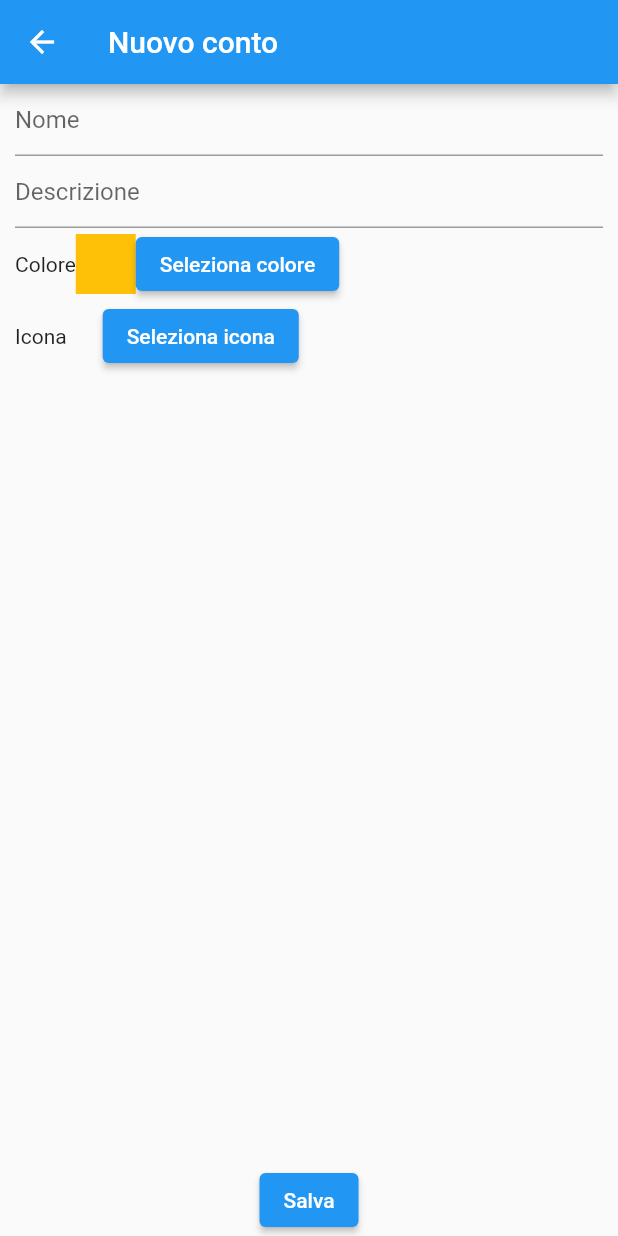
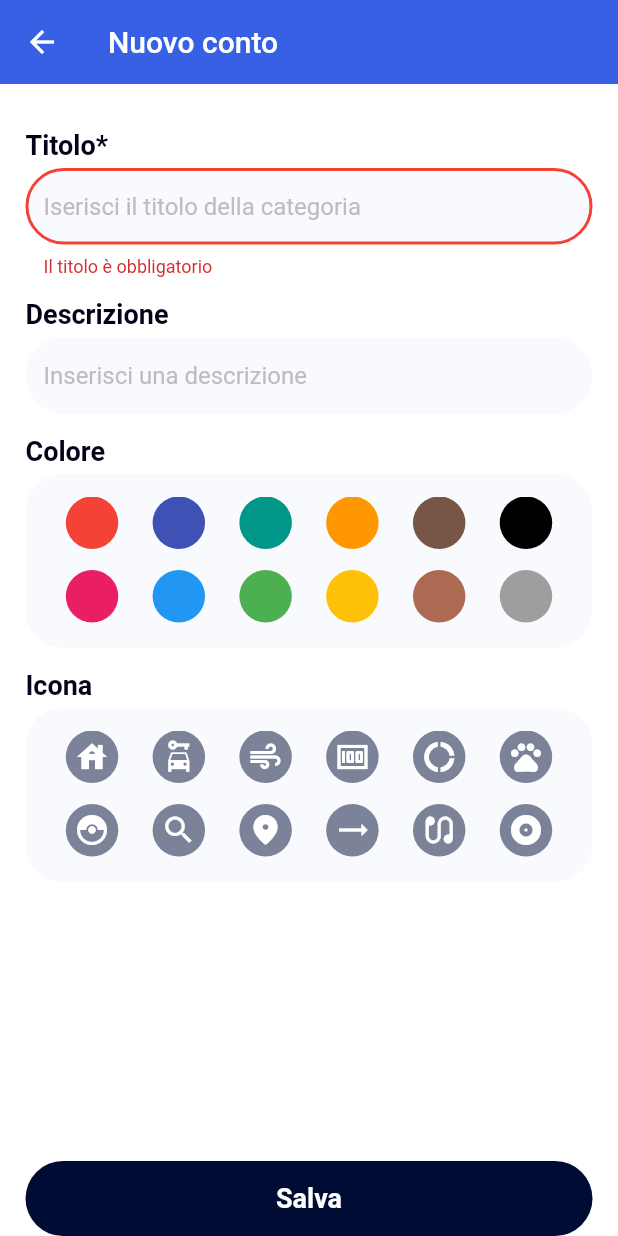
Before and after one commit to ernestodecrecchio/Moneye-Money-Manager, a Flutter app: the NewAccountPage screen opened by its route, after a tap on "Salva", on a phone screen of 412 x 824 dp. Run offline on Flutter 3.47's test engine with Material 2 defaults, Android fonts, the phone set to English and light mode, and no system bars; our stand-ins replace fl_chart, font_awesome_flutter, salomon_bottom_bar, sqflite; accounts and stored records are empty.

Commit message:
Stilized account page

```diff
--- a/expense_tracker/lib/Helper/Database/database_account_helper.dart
+++ b/expense_tracker/lib/Helper/Database/database_account_helper.dart
@@ -1,7 +1,6 @@
 import 'package:expense_tracker/Helper/Database/database_helper.dart';
 import 'package:expense_tracker/models/account.dart';
 import 'package:expense_tracker/models/transaction.dart';
-import 'package:flutter/material.dart';
 import 'package:sqflite/sqlite_api.dart';
 
 class DatabaseAccountHelper {
--- a/expense_tracker/lib/Helper/Database/database_category_helper.dart
+++ b/expense_tracker/lib/Helper/Database/database_category_helper.dart
@@ -1,6 +1,5 @@
 import 'package:expense_tracker/Helper/Database/database_helper.dart';
 import 'package:expense_tracker/models/category.dart';
-import 'package:flutter/material.dart';
 import 'package:sqflite/sqlite_api.dart';
 
 class DatabaseCategoryHelper {
--- a/expense_tracker/lib/notifiers/account_provider.dart
+++ b/expense_tracker/lib/notifiers/account_provider.dart
@@ -22,7 +22,17 @@ class AccountProvider with ChangeNotifier {
         .firstWhereOrNull((element) => element.id == transaction.accountId);
   }
 
-  Future addNewAccount({required Account newAccount}) async {
+  Future addNewAccount({
+    required String name,
+    required int colorValue,
+    required IconData iconData,
+  }) async {
+    final newAccount = Account(
+      name: name,
+      colorValue: colorValue,
+      iconData: iconData,
+    );
+
     accountList.add(await DatabaseAccountHelper.instance
         .insertAccount(account: newAccount));
 
--- a/expense_tracker/lib/notifiers/category_provider.dart
+++ b/expense_tracker/lib/notifiers/category_provider.dart
@@ -27,7 +27,7 @@ class CategoryProvider with ChangeNotifier {
     required int colorValue,
     required IconData iconData,
   }) async {
-    Category newCategory = Category(
+    final newCategory = Category(
       name: name,
       colorValue: colorValue,
       iconData: iconData,
--- a/expense_tracker/lib/pages/accounts_page/new_account_page.dart
+++ b/expense_tracker/lib/pages/accounts_page/new_account_page.dart
@@ -1,6 +1,8 @@
-import 'package:expense_tracker/Common/Icon%20Picker/icon_picker_modal_view.dart';
-import 'package:expense_tracker/models/account.dart';
 import 'package:expense_tracker/notifiers/account_provider.dart';
+import 'package:expense_tracker/pages/common/custom_text_field.dart';
+import 'package:expense_tracker/pages/common/inline_color_picker.dart';
+import 'package:expense_tracker/pages/common/inline_icon_picker.dart';
+import 'package:expense_tracker/style.dart';
 import 'package:flutter/material.dart';
 import 'package:provider/provider.dart';
 
@@ -14,126 +16,175 @@ class NewAccountPage extends StatefulWidget {
 }
 
 class _NewAccountPageState extends State<NewAccountPage> {
+  final _formKey = GlobalKey<FormState>();
+
   TextEditingController titleInput = TextEditingController();
   TextEditingController descriptionInput = TextEditingController();
 
-  String? title;
-  String? description;
-  Color selectedColor = Colors.amber;
+  Color selectedColor = CustomColors.darkBlue;
+  IconData? selectedIcon;
 
-  IconData? selectedIcon;
+  @override
+  void dispose() {
+    titleInput.dispose();
+    descriptionInput.dispose();
+
+    super.dispose();
+  }
 
   @override
   Widget build(BuildContext context) {
     return Scaffold(
-      appBar: AppBar(title: const Text('Nuovo conto')),
+      appBar: AppBar(
+        title: const Text('Nuovo conto'),
+        backgroundColor: CustomColors.blue,
+        elevation: 0,
+      ),
+      backgroundColor: Colors.white,
       body: SafeArea(
-        minimum: const EdgeInsets.symmetric(horizontal: 10),
-        child: Column(
-          children: [
-            TextFormField(
-              controller: titleInput,
-              decoration: const InputDecoration(hintText: 'Nome'),
-              onChanged: (newValue) {
-                title = newValue;
-              },
-            ),
-            TextFormField(
-              controller: descriptionInput,
-              decoration: const InputDecoration(hintText: 'Descrizione'),
-              onChanged: (newValue) {
-                description = newValue;
-              },
-            ),
-            Row(
-              children: [
-                const Text('Colore'),
-                Container(
-                  height: 40,
-                  width: 40,
-                  color: selectedColor,
-                ),
-                ElevatedButton(
-                  onPressed: () {
-                    _showColorPicker();
-                  },
-                  child: const Text('Seleziona colore'),
-                )
-              ],
-            ),
-            Row(
-              children: [
-                const Text('Icona'),
-                Icon(selectedIcon),
-                ElevatedButton(
-                  onPressed: () {
-                    showModalBottomSheet(
-                      context: context,
-                      builder: ((context) {
-                        return IconPickerModalView();
-                      }),
-                    ).then((value) {
-                      selectedIcon = value['icon'];
-                      setState(() {});
-                    });
-                  },
-                  child: const Text('Seleziona icona'),
-                )
-              ],
-            ),
-            const Spacer(),
-            ElevatedButton(
-                onPressed: _saveNewAccount, child: const Text('Salva'))
+        minimum: const EdgeInsets.symmetric(horizontal: 17),
+        child: CustomScrollView(
+          slivers: [
+            SliverFillRemaining(
+              hasScrollBody: false,
+              child: _buildForm(),
+            )
           ],
         ),
       ),
     );
   }
 
-  _showColorPicker() {
-    // create some values
-    Color pickerColor = const Color(0xff443a49);
+  Widget _buildForm() {
+    return Form(
+      key: _formKey,
+      child: Padding(
+        padding: const EdgeInsets.only(top: 30),
+        child: Column(
+          children: [
+            CustomTextField(
+              controller: titleInput,
+              label: 'Titolo*',
+              hintText: 'Iserisci il titolo della categoria',
+              validator: (value) {
+                if (value == null || value.isEmpty) {
+                  return 'Il titolo è obbligatorio';
+                }
+                return null;
+              },
+            ),
+            const SizedBox(
+              height: 14,
+            ),
+            CustomTextField(
+              controller: descriptionInput,
+              label: 'Descrizione',
+              hintText: 'Inserisci una descrizione',
+              maxLines: null,
+            ),
+            const SizedBox(
+              height: 14,
+            ),
+            _buildColorPicker(),
+            const SizedBox(
+              height: 14,
+            ),
+            _buildIconPicker(),
+            const Spacer(),
+            _buildSaveButton(),
+          ],
+        ),
+      ),
+    );
+  }
 
-    // ValueChanged<Color> callback
-    void changeColor(Color color) {
-      setState(() => pickerColor = color);
-    }
+  Widget _buildColorPicker() {
+    return Column(
+      crossAxisAlignment: CrossAxisAlignment.start,
+      children: [
+        const Text(
+          'Colore',
+          style: TextStyle(
+            fontSize: 18,
+            fontWeight: FontWeight.w600,
+            color: CustomColors.lightBlack,
+          ),
+        ),
+        const SizedBox(
+          height: 5,
+        ),
+        InlineColorPicker(
+            selectedColor: selectedColor,
+            onSelectedColor: (newSelectedColor) {
+              selectedColor = newSelectedColor;
 
-    // showDialog(
-    //   context: context,
-    //   builder: (context) {
-    //     return AlertDialog(
-    //       title: const Text('Pick a color!'),
-    //       content: SingleChildScrollView(
-    //         child: BlockPicker(
-    //           pickerColor: selectedColor,
-    //           onColorChanged: changeColor,
-    //         ),
-    //       ),
-    //       actions: <Widget>[
-    //         ElevatedButton(
-    //           child: const Text('Got it'),
-    //           onPressed: () {
-    //             setState(() => selectedColor = pickerColor);
-    //             Navigator.of(context).pop();
-    //           },
-    //         ),
-    //       ],
-    //     );
-    //   },
-    // );
+              setState(() {});
+            }),
+      ],
+    );
+  }
+
+  Widget _buildIconPicker() {
+    return Column(
+      crossAxisAlignment: CrossAxisAlignment.start,
+      children: [
+        const Text(
+          'Icona',
+          style: TextStyle(
+            fontSize: 18,
+            fontWeight: FontWeight.w600,
+            color: CustomColors.lightBlack,
+          ),
+        ),
+        const SizedBox(
+          height: 5,
+        ),
+        InlineIconPicker(
+            selectedIconData: selectedIcon,
+            backgorundColor: selectedColor,
+            onSelectedIconData: (newSelectedIcon) {
+              selectedIcon = newSelectedIcon;
+
+              setState(() {});
+            }),
+      ],
+    );
+  }
+
+  _buildSaveButton() {
+    return SizedBox(
+      height: 50,
+      width: double.infinity,
+      child: ElevatedButton(
+        onPressed: () {
+          if (_formKey.currentState!.validate()) {
+            _saveNewAccount();
+          }
+        },
+        style: ElevatedButton.styleFrom(
+          elevation: 0,
+          backgroundColor: CustomColors.darkBlue,
+          shape: RoundedRectangleBorder(
+            borderRadius: BorderRadius.circular(25),
+          ),
+        ),
+        child: const Text(
+          'Salva',
+          style: TextStyle(
+            fontSize: 18,
+            fontWeight: FontWeight.w600,
+          ),
+        ),
+      ),
+    );
   }
 
   _saveNewAccount() {
-    if (title != null) {
-      final newAccount = Account(
-        name: title!,
-        colorValue: selectedColor.value,
-        iconData: selectedIcon,
-      );
-      Provider.of<AccountProvider>(context, listen: false)
-          .addNewAccount(newAccount: newAccount)
-          .then((value) => Navigator.of(context).pop());
-    }
+    Provider.of<AccountProvider>(context, listen: false)
+        .addNewAccount(
+            name: titleInput.text,
+            colorValue: selectedColor.value,
+            iconData: selectedIcon!)
+        .then((value) => Navigator.of(context).pop());
   }
 }
--- a/expense_tracker/lib/pages/categories_page/new_category_page.dart
+++ b/expense_tracker/lib/pages/categories_page/new_category_page.dart
@@ -1,4 +1,3 @@
-import 'package:expense_tracker/Common/Icon%20Picker/icon_picker_modal_view.dart';
 import 'package:expense_tracker/notifiers/category_provider.dart';
 import 'package:expense_tracker/pages/common/custom_text_field.dart';
 import 'package:expense_tracker/pages/common/inline_color_picker.dart';
@@ -60,7 +59,7 @@ class _NewCategoryPageState extends State<NewCategoryPage> {
     return Form(
       key: _formKey,
       child: Padding(
-        padding: EdgeInsets.only(top: 30),
+        padding: const EdgeInsets.only(top: 30),
         child: Column(
           children: [
             CustomTextField(
```
